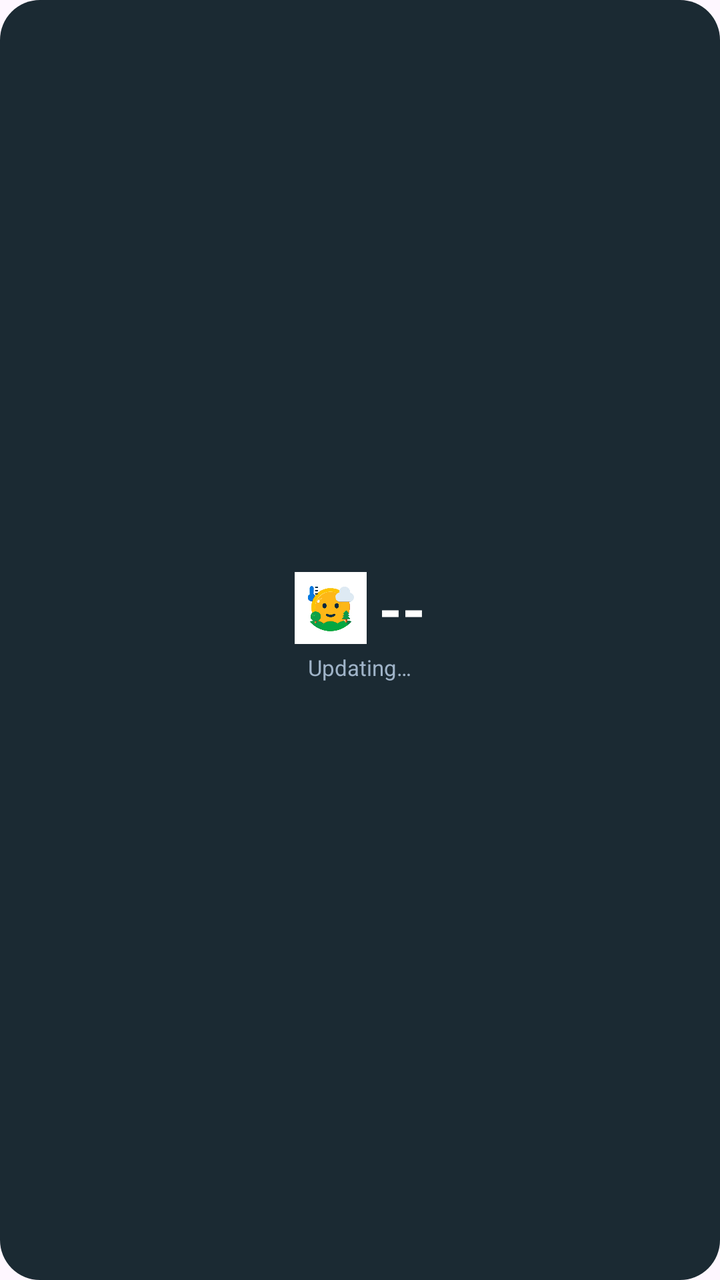
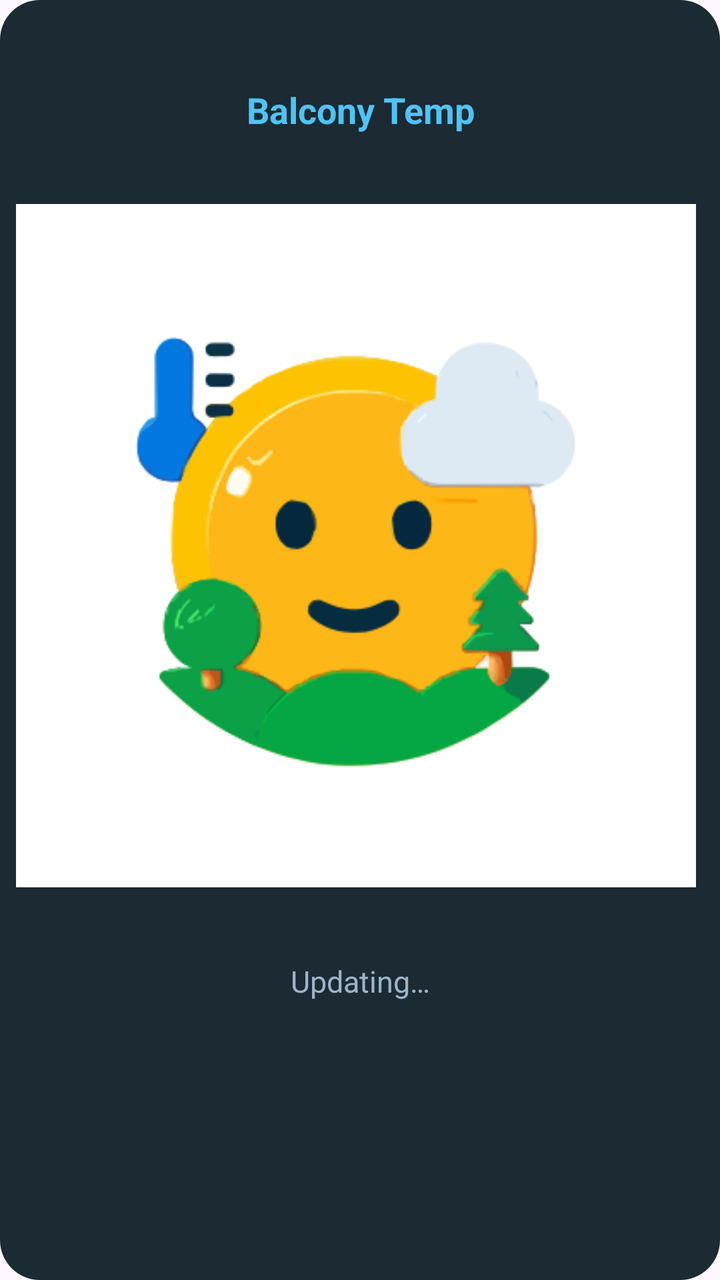

Screens rendered from an Android XML layout before and after an edit, with the pre-edit source and the edit as a unified diff.
<!-- AndroidManifest.xml: application theme Theme.BalconyTemp -->
<!-- res/layout/widget_temp.xml -->
<?xml version="1.0" encoding="utf-8"?>
<LinearLayout xmlns:android="http://schemas.android.com/apk/res/android"
    android:id="@+id/widget_root"
    android:layout_width="match_parent"
    android:layout_height="match_parent"
    android:background="@drawable/widget_bg"
    android:gravity="center"
    android:orientation="vertical"
    android:padding="10dp">

    <LinearLayout
        android:layout_width="wrap_content"
        android:layout_height="wrap_content"
        android:gravity="center_vertical"
        android:orientation="horizontal">

        <ImageView
            android:id="@+id/widget_icon"
            android:layout_width="36dp"
            android:layout_height="36dp"
            android:contentDescription="@string/title"
            android:src="@drawable/ic_temp_mild" />

        <TextView
            android:id="@+id/widget_temperature"
            android:layout_width="wrap_content"
            android:layout_height="wrap_content"
            android:layout_marginStart="6dp"
            android:text="--"
            android:textColor="@color/text_primary"
            android:textSize="30sp"
            android:textStyle="bold" />
    </LinearLayout>

    <TextView
        android:id="@+id/widget_status"
        android:layout_width="wrap_content"
        android:layout_height="wrap_content"
        android:layout_marginTop="2dp"
        android:text="Updating…"
        android:textColor="@color/text_secondary"
        android:textSize="11sp" />

    <TextView
        android:id="@+id/widget_battery"
        android:layout_width="wrap_content"
        android:layout_height="wrap_content"
        android:text=""
        android:textColor="@color/text_secondary"
        android:textSize="11sp" />
</LinearLayout>
<!-- resources referenced by this layout -->
<resources>
  <color name="text_primary">#FFFFFF</color>
  <color name="text_secondary">#9FB3C8</color>
  <!-- drawable ic_temp_mild: png bitmap (drawable-xxxhdpi, 21929 bytes) -->
  <!-- drawable widget_bg (drawable) -->
  <?xml version="1.0" encoding="utf-8"?>
  <shape xmlns:android="http://schemas.android.com/apk/res/android" android:shape="rectangle">
      <solid android:color="@color/widget_bg" />
      <corners android:radius="20dp" />
  </shape>
  <string name="title">Balcony Thermometer</string>
  <style name="Theme.BalconyTemp" parent="Theme.Material3.DayNight.NoActionBar">
          <item name="android:statusBarColor">@color/bg_top</item>
          <item name="android:navigationBarColor">@color/bg_bottom</item>
          <item name="android:windowLightStatusBar">false</item>
          <item name="colorPrimary">@color/accent</item>
      </style>
  <color name="widget_bg">#1B2A33</color>
  <color name="bg_top">#0F2027</color>
  <color name="bg_bottom">#2C5364</color>
  <color name="accent">#4FC3F7</color>
</resources>

<!-- the commit's change to res/layout/widget_temp.xml (unified diff, before → after) -->
@@ -6,46 +6,77 @@
     android:background="@drawable/widget_bg"
     android:gravity="center"
     android:orientation="vertical"
-    android:padding="10dp">
+    android:padding="8dp">
+
+    <TextView
+        android:id="@+id/widget_title"
+        android:layout_width="match_parent"
+        android:layout_height="0dp"
+        android:layout_weight="1.1"
+        android:autoSizeMaxTextSize="18sp"
+        android:autoSizeMinTextSize="8sp"
+        android:autoSizeTextType="uniform"
+        android:gravity="center"
+        android:maxLines="1"
+        android:text="@string/app_name"
+        android:textColor="@color/accent"
+        android:textStyle="bold" />
 
     <LinearLayout
-        android:layout_width="wrap_content"
-        android:layout_height="wrap_content"
-        android:gravity="center_vertical"
+        android:layout_width="match_parent"
+        android:layout_height="0dp"
+        android:layout_weight="4"
+        android:gravity="center"
         android:orientation="horizontal">
 
         <ImageView
             android:id="@+id/widget_icon"
-            android:layout_width="36dp"
-            android:layout_height="36dp"
+            android:layout_width="wrap_content"
+            android:layout_height="match_parent"
+            android:adjustViewBounds="true"
             android:contentDescription="@string/title"
+            android:scaleType="fitCenter"
             android:src="@drawable/ic_temp_mild" />
 
         <TextView
             android:id="@+id/widget_temperature"
-            android:layout_width="wrap_content"
-            android:layout_height="wrap_content"
+            android:layout_width="0dp"
+            android:layout_height="match_parent"
             android:layout_marginStart="6dp"
+            android:layout_weight="1"
+            android:autoSizeMaxTextSize="80sp"
+            android:autoSizeMinTextSize="14sp"
+            android:autoSizeTextType="uniform"
+            android:gravity="center"
+            android:maxLines="1"
             android:text="--"
             android:textColor="@color/text_primary"
-            android:textSize="30sp"
             android:textStyle="bold" />
     </LinearLayout>
 
     <TextView
         android:id="@+id/widget_status"
-        android:layout_width="wrap_content"
-        android:layout_height="wrap_content"
-        android:layout_marginTop="2dp"
+        android:layout_width="match_parent"
+        android:layout_height="0dp"
+        android:layout_weight="1.1"
+        android:autoSizeMaxTextSize="15sp"
+        android:autoSizeMinTextSize="7sp"
+        android:autoSizeTextType="uniform"
+        android:gravity="center"
+        android:maxLines="1"
         android:text="Updating…"
-        android:textColor="@color/text_secondary"
-        android:textSize="11sp" />
+        android:textColor="@color/text_secondary" />
 
     <TextView
         android:id="@+id/widget_battery"
-        android:layout_width="wrap_content"
-        android:layout_height="wrap_content"
+        android:layout_width="match_parent"
+        android:layout_height="0dp"
+        android:layout_weight="1.1"
+        android:autoSizeMaxTextSize="15sp"
+        android:autoSizeMinTextSize="7sp"
+        android:autoSizeTextType="uniform"
+        android:gravity="center"
+        android:maxLines="1"
         android:text=""
-        android:textColor="@color/text_secondary"
-        android:textSize="11sp" />
+        android:textColor="@color/text_secondary" />
 </LinearLayout>
<!-- resource entries referenced after the edit -->
@@ -1,5 +1,6 @@
 <!-- resources referenced by this layout -->
 <resources>
+  <color name="accent">#4FC3F7</color>
   <color name="text_primary">#FFFFFF</color>
   <color name="text_secondary">#9FB3C8</color>
   <!-- drawable ic_temp_mild: png bitmap (drawable-xxxhdpi, 21929 bytes) -->
@@ -9,6 +10,7 @@
       <solid android:color="@color/widget_bg" />
       <corners android:radius="20dp" />
   </shape>
+  <string name="app_name">Balcony Temp</string>
   <string name="title">Balcony Thermometer</string>
   <style name="Theme.BalconyTemp" parent="Theme.Material3.DayNight.NoActionBar">
           <item name="android:statusBarColor">@color/bg_top</item>
@@ -19,6 +21,5 @@
   <color name="widget_bg">#1B2A33</color>
   <color name="bg_top">#0F2027</color>
   <color name="bg_bottom">#2C5364</color>
-  <color name="accent">#4FC3F7</color>
 </resources>
 
